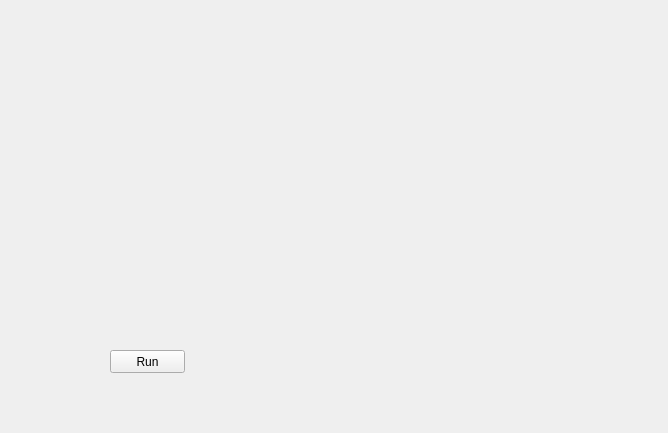
Above: mainwindow.ui from stranger1/resource_optimization before the change. Below: the same form after it.
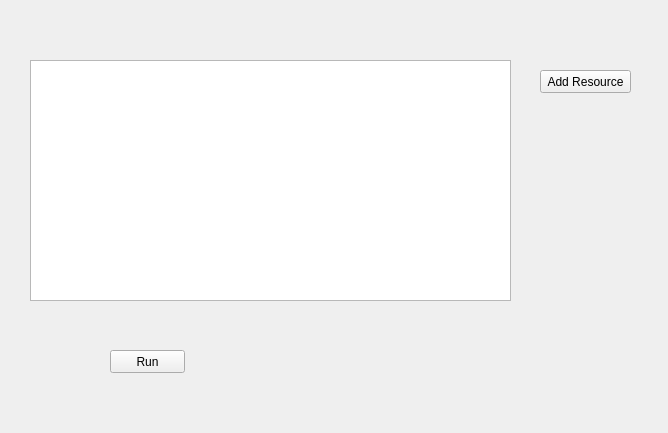
That is the form after the change.

What changed in the file:
```diff
--- a/mainwindow.ui
+++ b/mainwindow.ui
@@ -27,6 +27,29 @@
      <string>Run</string>
     </property>
    </widget>
+   <widget class="QTableView" name="tableView_resource">
+    <property name="geometry">
+     <rect>
+      <x>30</x>
+      <y>60</y>
+      <width>481</width>
+      <height>241</height>
+     </rect>
+    </property>
+   </widget>
+   <widget class="QPushButton" name="push_add_resource">
+    <property name="geometry">
+     <rect>
+      <x>540</x>
+      <y>70</y>
+      <width>91</width>
+      <height>23</height>
+     </rect>
+    </property>
+    <property name="text">
+     <string>Add Resource</string>
+    </property>
+   </widget>
   </widget>
  </widget>
  <layoutdefault spacing="6" margin="11"/>
```
